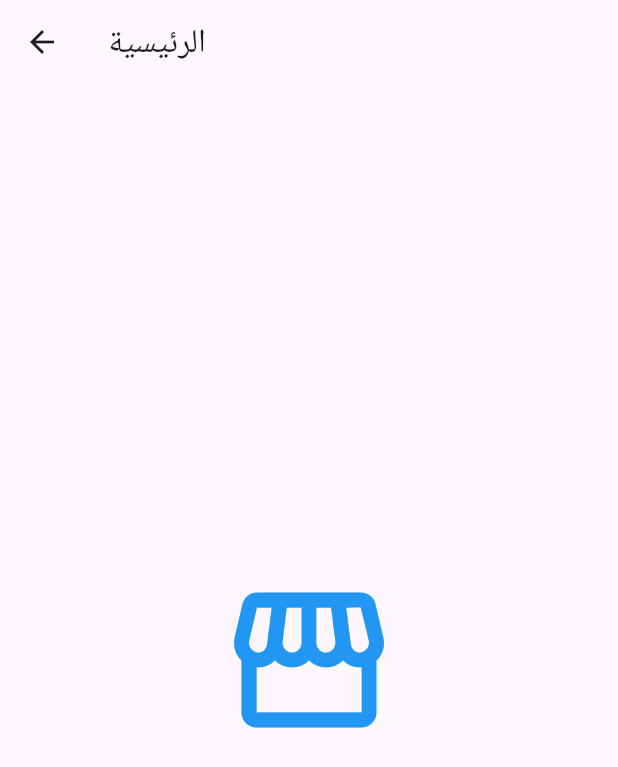
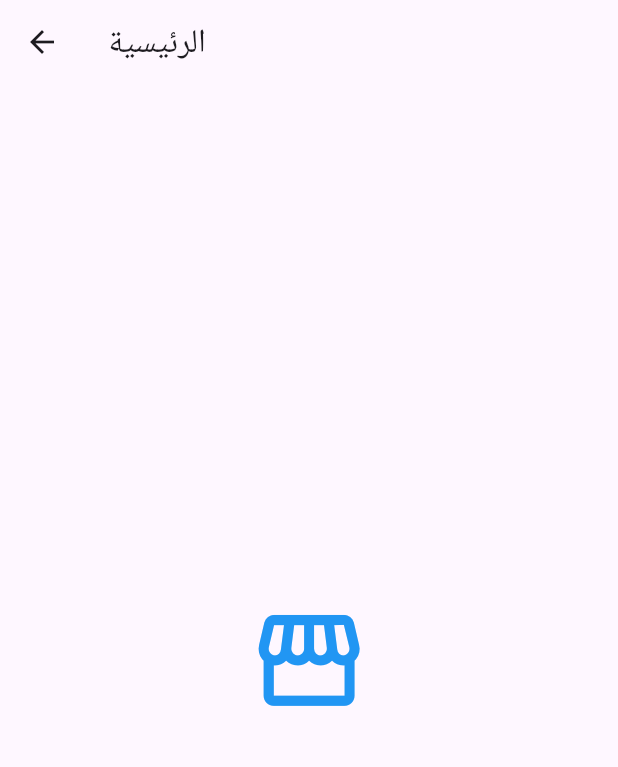
Before and after one commit to mohidawod/radiokapp, a Flutter app: the HomeScreen screen opened directly, on a phone screen of 412 x 824 dp. Shown: the top 767 px of the screen. Run offline on Flutter 3.47's test engine with Material 3 defaults, Android fonts, the phone set to English and light mode, and no system bars; our stand-ins replace audio_service, just_audio, shared_preferences; missing offline and left inert: audio_session; accounts and stored records are empty.

Commit message:
Use AnimationController for icon scaling

```diff
--- a/lib/screens/welcome.dart
+++ b/lib/screens/welcome.dart
@@ -1,34 +1,45 @@
 import 'package:flutter/material.dart';
 
-class HomeScreen extends StatelessWidget {
+class HomeScreen extends StatefulWidget {
   const HomeScreen({super.key});
+
+  @override
+  State<HomeScreen> createState() => _HomeScreenState();
+}
+
+class _HomeScreenState extends State<HomeScreen>
+    with SingleTickerProviderStateMixin {
+  late final AnimationController _controller;
+  late final Animation<double> _scaleAnimation;
+
+  @override
+  void initState() {
+    super.initState();
+    _controller =
+        AnimationController(vsync: this, duration: const Duration(seconds: 1))
+          ..repeat(reverse: true);
+    _scaleAnimation = Tween<double>(begin: 0.8, end: 1.2)
+        .animate(CurvedAnimation(parent: _controller, curve: Curves.easeInOut));
+  }
+
+  @override
+  void dispose() {
+    _controller.dispose();
+    super.dispose();
+  }
 
   @override
   Widget build(BuildContext context) {
     return Scaffold(
       appBar: AppBar(title: const Text('الرئيسية')),
       body: Center(
-        child: TweenAnimationBuilder(
-          tween: Tween<double>(begin: 0.8, end: 1.2),
-          duration: const Duration(seconds: 1),
-          curve: Curves.easeInOut,
-          builder: (context, scale, child) {
-            return Transform.scale(
-              scale: scale,
-              child: const Icon(
-                Icons.storefront, // شعار المتجر
-                size: 100,
-                color: Colors.blue,
-              ),
-            );
-          },
-          onEnd: () {
-            // تعيد الحركة باستمرار
-            Future.delayed(
-              Duration.zero,
-              () => (context as Element).markNeedsBuild(),
-            );
-          },
+        child: ScaleTransition(
+          scale: _scaleAnimation,
+          child: const Icon(
+            Icons.storefront,
+            size: 100,
+            color: Colors.blue,
+          ),
         ),
       ),
     );
```
